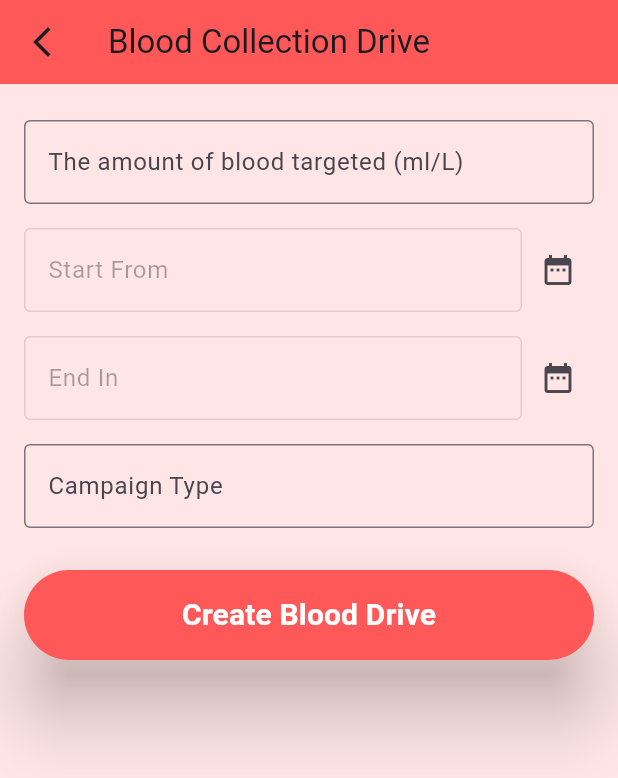
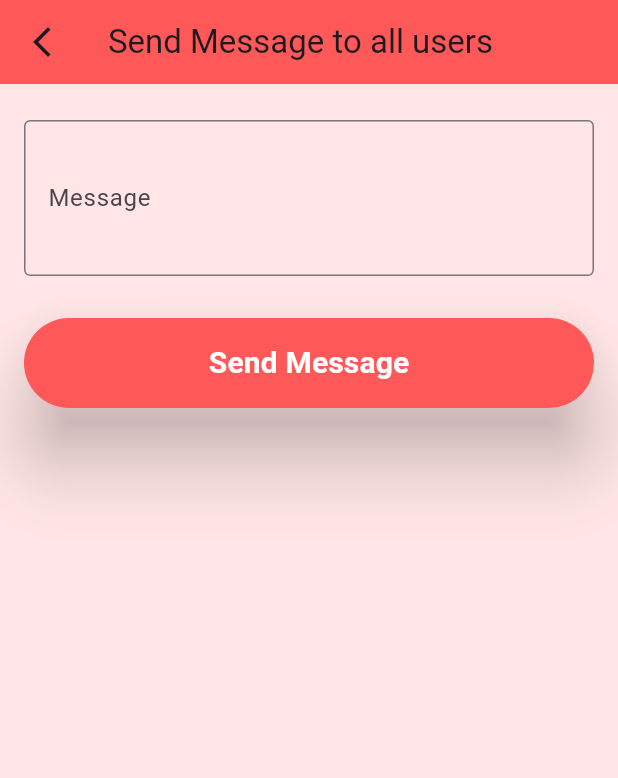
Before and after one commit to MoAlmubarak/ICS321-Database_project, a Flutter app: the HomePage screen opened directly, after a tap on "Send Email", on a phone screen of 412 x 824 dp. Shown: the top 778 px of the screen. Run offline on Flutter 3.47's test engine with Material 3 defaults, Android fonts, the phone set to English and light mode, and no system bars; our stand-ins replace sqflite; accounts and stored records are empty.

Commit message:
Adding the sending messages through email page

```diff
--- a/donate_blood/lib/pages/homePages/home_page.dart
+++ b/donate_blood/lib/pages/homePages/home_page.dart
@@ -1,4 +1,5 @@
 import 'package:donate_blood/pages/homePages/blood_collection.dart';
+import 'package:donate_blood/pages/homePages/sending_emails_page.dart';
 import 'package:flutter/material.dart';
 
 class HomePage extends StatelessWidget {
@@ -79,8 +80,7 @@ class HomePage extends StatelessWidget {
                       Navigator.push(
                         context,
                         MaterialPageRoute(
-                          builder: (context) =>
-                              const BloodCollectionDrivePage(),
+                          builder: (context) => const SendMessagePage(),
                         ),
                       );
                     },
--- /dev/null
+++ b/donate_blood/lib/pages/homePages/sending_emails_page.dart
@@ -0,0 +1,115 @@
+import 'package:flutter/material.dart';
+import 'package:flutter/services.dart';
+
+class SendMessagePage extends StatelessWidget {
+  const SendMessagePage({Key? key});
+
+  @override
+  Widget build(BuildContext context) {
+    final messageController = TextEditingController();
+
+    return Scaffold(
+      appBar: AppBar(
+        backgroundColor: const Color.fromRGBO(255, 88, 88, 1.0),
+        title: const Text('Send Message to all users'),
+        leading: IconButton(
+          icon: const Icon(Icons.arrow_back_ios_new_sharp),
+          onPressed: () {
+            // Navigate to the previous page
+            Navigator.pop(context);
+          },
+        ),
+      ),
+      backgroundColor: const Color.fromRGBO(255, 229, 229, 1.0),
+      body: Padding(
+        padding: const EdgeInsets.all(16.0),
+        child: Column(
+          crossAxisAlignment: CrossAxisAlignment.stretch,
+          children: [
+            _buildTextField(
+              'Message',
+              [],
+              controller: messageController,
+            ),
+            const SizedBox(height: 20),
+            ElevatedButton(
+              onPressed: () {
+                if (messageController.text.isNotEmpty) {
+                  _sendMessage(context, messageController.text);
+                  // make a delay of 3 seconds
+                  Future.delayed(const Duration(seconds: 2), () {
+                    Navigator.pop(context);
+                  });
+                } else {
+                  ScaffoldMessenger.of(context).showSnackBar(
+                    const SnackBar(
+                      content: Text('Please fill the message field'),
+                      duration: Duration(seconds: 2),
+                    ),
+                  );
+                }
+              },
+              style: ElevatedButton.styleFrom(
+                shape: const StadiumBorder(),
+                elevation: 20,
+                backgroundColor: const Color.fromRGBO(255, 88, 88, 1.0),
+                minimumSize: const Size.fromHeight(60),
+              ),
+              child: const Text(
+                'Send Message',
+                style: TextStyle(
+                  fontSize: 20,
+                  fontWeight: FontWeight.bold,
+                  color: Colors.white,
+                ),
+              ),
+            ),
+          ],
+        ),
+      ),
+    );
+  }
+
+  Widget _buildTextField(
+    String labelText,
+    List<TextInputFormatter>? inputFormatters, {
+    required TextEditingController controller,
+  }) {
+    return Padding(
+      padding: const EdgeInsets.symmetric(vertical: 8.0),
+      child: TextField(
+        inputFormatters: inputFormatters,
+        maxLines: 3,
+        decoration: InputDecoration(
+          labelText: labelText,
+          border: const OutlineInputBorder(),
+        ),
+        controller: controller,
+      ),
+    );
+  }
+
+  void _sendMessage(BuildContext context, String message) {
+    // TODO: Implement logic to send a message to all users' emails
+    // You may use a messaging service or send emails, depending on your requirements.
+
+    _showSnackBar(context, 'Message sent successfully!');
+  }
+
+  void _showSnackBar(BuildContext context, String message) {
+    ScaffoldMessenger.of(context).showSnackBar(
+      SnackBar(
+        content: Text(message),
+        duration: const Duration(seconds: 2),
+        action: SnackBarAction(
+          label: 'OK',
+          onPressed: () {
+            ScaffoldMessenger.of(context).hideCurrentSnackBar();
+            // Take me to the HomeScreen page or the previous page
+            Navigator.pop(context);
+          },
+        ),
+      ),
+    );
+  }
+}
```
